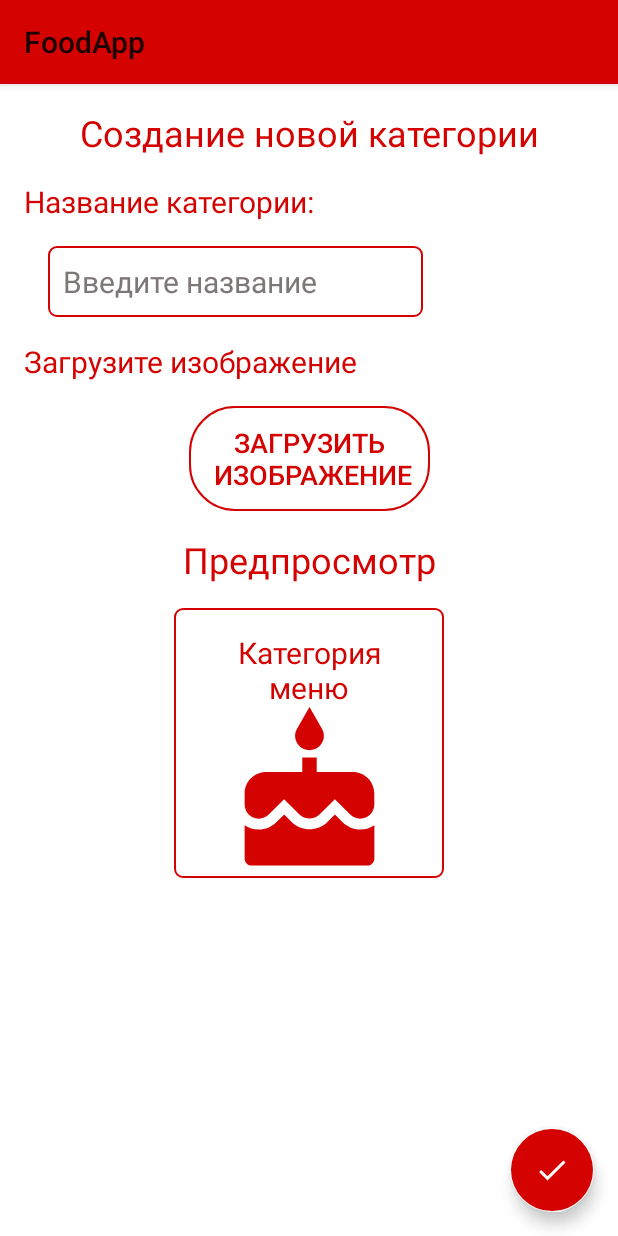
After one commit to DmitryWake/FoodApp, an Android app: the fragment AddMenuCategoryFragment shown on its own in the app's theme, on a phone screen of 412 x 824 dp. The commit adds this screen. Run offline under Robolectric (Android 15) with nearby library versions, the phone set to English and light mode, and no system bars.

Commit message:
Добавление категории в базу данных

```diff
--- /dev/null
+++ b/app/src/main/java/com/example/foodapp/screens/edit_content/AddMenuCategoryFragment.kt
@@ -0,0 +1,59 @@
+package com.example.foodapp.screens.edit_content
+
+import android.os.Bundle
+import androidx.fragment.app.Fragment
+import android.view.LayoutInflater
+import android.view.View
+import android.view.ViewGroup
+import android.widget.EditText
+import android.widget.TextView
+import com.example.foodapp.R
+import com.example.foodapp.database.CHILD_ID
+import com.example.foodapp.database.addCategory
+import com.example.foodapp.screens.MainMenu.MainMenuFragment
+import com.example.foodapp.screens.base.BaseFragment
+import com.example.foodapp.utilities.AppTextWatcher
+import com.example.foodapp.utilities.replaceFragment
+import com.example.foodapp.utilities.showToast
+import com.google.android.material.floatingactionbutton.FloatingActionButton
+import kotlinx.android.synthetic.main.fragment_add_menu_category.*
+import java.util.*
+
+
+class AddMenuCategoryFragment : BaseFragment(R.layout.fragment_add_menu_category) {
+
+    private var mCategoryData = mutableMapOf<String, Any>()
+
+    private lateinit var mCategoryNameEditText: EditText
+    private lateinit var mCategoryNamePreview: TextView
+    private lateinit var mButtonCreate: FloatingActionButton
+
+    override fun onResume() {
+        super.onResume()
+        initFields()
+        initFunc()
+    }
+
+    private fun initFunc() {
+        mCategoryNameEditText.addTextChangedListener(AppTextWatcher {
+            mCategoryNamePreview.text = mCategoryNameEditText.text
+        })
+
+        mButtonCreate.setOnClickListener {
+            if (mCategoryNameEditText.text.toString().isNotEmpty()) {
+                mCategoryData[CHILD_ID] = mCategoryNameEditText.text.toString()
+                addCategory(mCategoryData) {
+                    showToast("Успешно!")
+                    replaceFragment(MainMenuFragment(), false)
+                }
+            }
+        }
+    }
+
+    private fun initFields() {
+        mCategoryNameEditText = add_category_name_edit_text
+        mCategoryNamePreview = menu_text
+        mButtonCreate = btn_add_category_done
+    }
+
+}
--- /dev/null
+++ b/app/src/main/res/drawable/ic_done.xml
@@ -0,0 +1,5 @@
+<vector android:height="24dp" android:tint="#FFFFFF"
+    android:viewportHeight="24" android:viewportWidth="24"
+    android:width="24dp" xmlns:android="http://schemas.android.com/apk/res/android">
+    <path android:fillColor="@android:color/white" android:pathData="M9,16.2L4.8,12l-1.4,1.4L9,19 21,7l-1.4,-1.4L9,16.2z"/>
+</vector>
--- /dev/null
+++ b/app/src/main/res/layout/fragment_add_menu_category.xml
@@ -0,0 +1,121 @@
+<?xml version="1.0" encoding="utf-8"?>
+<androidx.constraintlayout.widget.ConstraintLayout xmlns:android="http://schemas.android.com/apk/res/android"
+    xmlns:tools="http://schemas.android.com/tools"
+    android:layout_width="match_parent"
+    android:layout_height="match_parent"
+    xmlns:app="http://schemas.android.com/apk/res-auto"
+    tools:context=".screens.edit_content.AddMenuCategoryFragment">
+
+    <TextView
+        android:id="@+id/add_category_text"
+        style="@style/largeText"
+        android:layout_width="wrap_content"
+        android:layout_height="wrap_content"
+        android:layout_margin="@dimen/app_margin"
+        android:gravity="center"
+        android:text="@string/add_category_text"
+        app:layout_constraintEnd_toEndOf="parent"
+        app:layout_constraintStart_toStartOf="parent"
+        app:layout_constraintTop_toTopOf="parent" />
+
+    <TextView
+        android:id="@+id/add_category_name_text"
+        android:layout_width="wrap_content"
+        android:layout_height="wrap_content"
+        android:layout_margin="@dimen/app_margin"
+        android:text="@string/add_category_name_text"
+        android:textColor="@color/colorPrimary"
+        android:textSize="@dimen/normalText"
+        app:layout_constraintStart_toStartOf="parent"
+        app:layout_constraintTop_toBottomOf="@id/add_category_text" />
+
+
+    <EditText
+        android:id="@+id/add_category_name_edit_text"
+        style="@style/editText"
+        android:layout_width="250dp"
+        android:layout_height="wrap_content"
+        android:hint="@string/add_category_name_edit_text"
+        android:inputType="textPersonName"
+        app:layout_constraintStart_toStartOf="@id/add_category_name_text"
+        app:layout_constraintTop_toBottomOf="@id/add_category_name_text" />
+
+    <TextView
+        android:id="@+id/add_category_name_image"
+        android:layout_width="wrap_content"
+        android:layout_height="wrap_content"
+        android:layout_margin="@dimen/app_margin"
+        android:text="@string/add_category_name_image"
+        android:textColor="@color/colorPrimary"
+        android:textSize="@dimen/normalText"
+        app:layout_constraintStart_toStartOf="parent"
+        app:layout_constraintTop_toBottomOf="@id/add_category_name_edit_text" />
+
+    <Button
+        android:id="@+id/add_category_button"
+        android:layout_width="wrap_content"
+        android:layout_height="wrap_content"
+        android:layout_margin="@dimen/app_margin"
+        android:background="@drawable/register_button_style"
+        android:padding="12dp"
+        android:text="Загрузить\n изображение"
+        android:textColor="@color/colorPrimary"
+        android:textSize="@dimen/smallText"
+        app:layout_constraintTop_toBottomOf="@id/add_category_name_image"
+        app:layout_constraintEnd_toEndOf="parent"
+        app:layout_constraintStart_toStartOf="parent" />
+
+    <TextView
+        android:id="@+id/add_category_name_preview"
+        android:layout_width="wrap_content"
+        android:layout_height="wrap_content"
+        android:layout_margin="@dimen/app_margin"
+        android:text="@string/add_category_preview_text"
+        android:textColor="@color/colorPrimary"
+        android:textSize="@dimen/largeText"
+        app:layout_constraintStart_toStartOf="parent"
+        app:layout_constraintEnd_toEndOf="parent"
+        app:layout_constraintTop_toBottomOf="@id/add_category_button" />
+
+    <androidx.constraintlayout.widget.ConstraintLayout
+        android:id="@+id/add_category_preview"
+        android:layout_width="@dimen/menu_item_width"
+        android:layout_height="@dimen/menu_item_height"
+        app:layout_constraintTop_toBottomOf="@id/add_category_name_preview"
+        app:layout_constraintStart_toStartOf="parent"
+        app:layout_constraintEnd_toEndOf="parent"
+        android:layout_margin="@dimen/app_margin"
+        android:background="@drawable/edit_text_style">
+
+        <ImageView
+            android:id="@+id/menu_image"
+            android:layout_width="115dp"
+            android:layout_height="115dp"
+            android:src="@drawable/ic_base_menu"
+            app:layout_constraintBottom_toBottomOf="parent"
+            app:layout_constraintStart_toStartOf="parent"
+            app:layout_constraintTop_toBottomOf="@id/menu_text"
+            app:layout_constraintEnd_toEndOf="parent"
+            android:layout_margin="@dimen/app_margin"/>
+
+        <TextView
+            android:id="@+id/menu_text"
+            android:layout_width="match_parent"
+            android:layout_height="wrap_content"
+            android:text="@string/menu_item_category_text"
+            style= "@style/normalText"
+            app:layout_constraintTop_toTopOf="parent"
+            app:layout_constraintStart_toStartOf="parent"
+            app:layout_constraintEnd_toEndOf="parent"
+            android:gravity="center"/>
+
+    </androidx.constraintlayout.widget.ConstraintLayout>
+
+    <com.google.android.material.floatingactionbutton.FloatingActionButton
+        android:id="@+id/btn_add_category_done"
+        android:src="@drawable/ic_done"
+        app:layout_constraintBottom_toBottomOf="parent"
+        app:layout_constraintEnd_toEndOf="parent"
+        style="@style/floatingButton" />
+
+</androidx.constraintlayout.widget.ConstraintLayout>
--- a/app/src/main/res/layout/menu_item.xml
+++ b/app/src/main/res/layout/menu_item.xml
@@ -1,7 +1,7 @@
 <?xml version="1.0" encoding="utf-8"?>
 <androidx.constraintlayout.widget.ConstraintLayout xmlns:android="http://schemas.android.com/apk/res/android"
-    android:layout_width="180dp"
-    android:layout_height="180dp"
+    android:layout_width="@dimen/menu_item_width"
+    android:layout_height="@dimen/menu_item_height"
     android:layout_margin="@dimen/app_margin"
     android:background="@drawable/edit_text_style"
     xmlns:app="http://schemas.android.com/apk/res-auto">
@@ -21,7 +21,7 @@
         android:id="@+id/menu_text"
         android:layout_width="match_parent"
         android:layout_height="wrap_content"
-        android:text="Категория меню"
+        android:text="@string/menu_item_category_text"
         style= "@style/normalText"
         app:layout_constraintTop_toTopOf="parent"
         app:layout_constraintStart_toStartOf="parent"
--- a/app/src/main/res/values/dimens.xml
+++ b/app/src/main/res/values/dimens.xml
@@ -4,4 +4,6 @@
     <dimen name="normalText">20sp</dimen>
     <dimen name="smallText">18sp</dimen>
     <dimen name="largeText">24sp</dimen>
+    <dimen name="menu_item_width">180dp</dimen>
+    <dimen name="menu_item_height">180dp</dimen>
 </resources>
--- a/app/src/main/res/values/strings.xml
+++ b/app/src/main/res/values/strings.xml
@@ -7,4 +7,24 @@
     <string name="app_drawer_help">Связь с поддержкой</string>
     <string name="app_drawer_shopper">Корзина</string>
     <string name="menu_category_text">Категории меню</string>
+    <!-- TODO: Remove or change this placeholder text -->
+    <string name="hello_blank_fragment">Hello blank fragment</string>
+    <string name="register_user_text">Регистрация нового пользователя</string>
+    <string name="register_text_first_name">Имя:</string>
+    <string name="register_edit_text_first_name">Введите имя</string>
+    <string name="register_text_last_name">Фамилия:</string>
+    <string name="register_edit_text_last_name">Введите фамилию</string>
+    <string name="register_text_email">Email:</string>
+    <string name="register_edit_text_email">Введите email</string>
+    <string name="register_text_date">Дата рождения:</string>
+    <string name="register_edit_text_date">__.__.____</string>
+    <string name="register_text_promo">Промокод:</string>
+    <string name="register_edit_text_promo">Промокод</string>
+    <string name="register_button_text">Регистрация</string>
+    <string name="add_category_text">Создание новой категории</string>
+    <string name="add_category_name_text">Название категории:</string>
+    <string name="add_category_name_edit_text">Введите название</string>
+    <string name="add_category_name_image">Загрузите изображение</string>
+    <string name="add_category_preview_text">Предпросмотр</string>
+    <string name="menu_item_category_text">Категория меню</string>
 </resources>
```
Also changed, not shown: app/src/main/java/com/example/foodapp/database/databseFuns.kt (+9 -0 lines), app/src/main/java/com/example/foodapp/screens/MainMenu/MainMenuFragment.kt (+5 -3 lines), app/src/main/res/layout/fragment_register.xml (+13 -13 lines), 2 other files.
